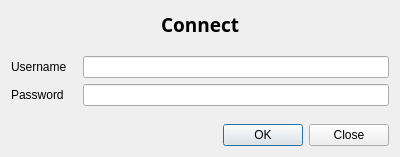
The window that gui/connect_dialog.ui (napperley/OpenVPN_Tunneler) describes before a commit, drawn with Qt 5.
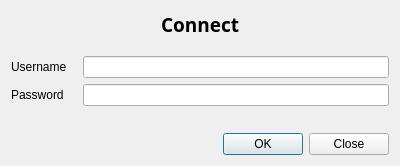
The same window after the commit.

```diff
--- a/gui/connect_dialog.ui
+++ b/gui/connect_dialog.ui
@@ -7,7 +7,7 @@
     <x>0</x>
     <y>0</y>
     <width>400</width>
-    <height>148</height>
+    <height>166</height>
    </rect>
   </property>
   <property name="windowTitle">
```
Left out of the diff: 12 changed lines with no effect on the pictures.
